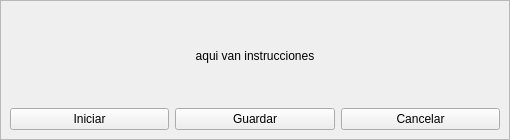
Above: sources/test.ui from allcorps/Test_Keep before the change. Below: the same form after it.
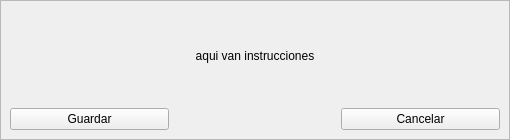
That is the form after the change.

Patch:
```diff
--- a/sources/test.ui
+++ b/sources/test.ui
@@ -40,13 +40,6 @@
       </property>
       <layout class="QGridLayout" name="gridLayout">
        <item row="2" column="0">
-        <widget class="QPushButton" name="btn_start">
-         <property name="text">
-          <string>Iniciar</string>
-         </property>
-        </widget>
-       </item>
-       <item row="2" column="1">
         <widget class="QPushButton" name="btn_save">
          <property name="text">
           <string>Guardar</string>
```
Left out of the diff: 20 changed lines with no effect on the pictures.
